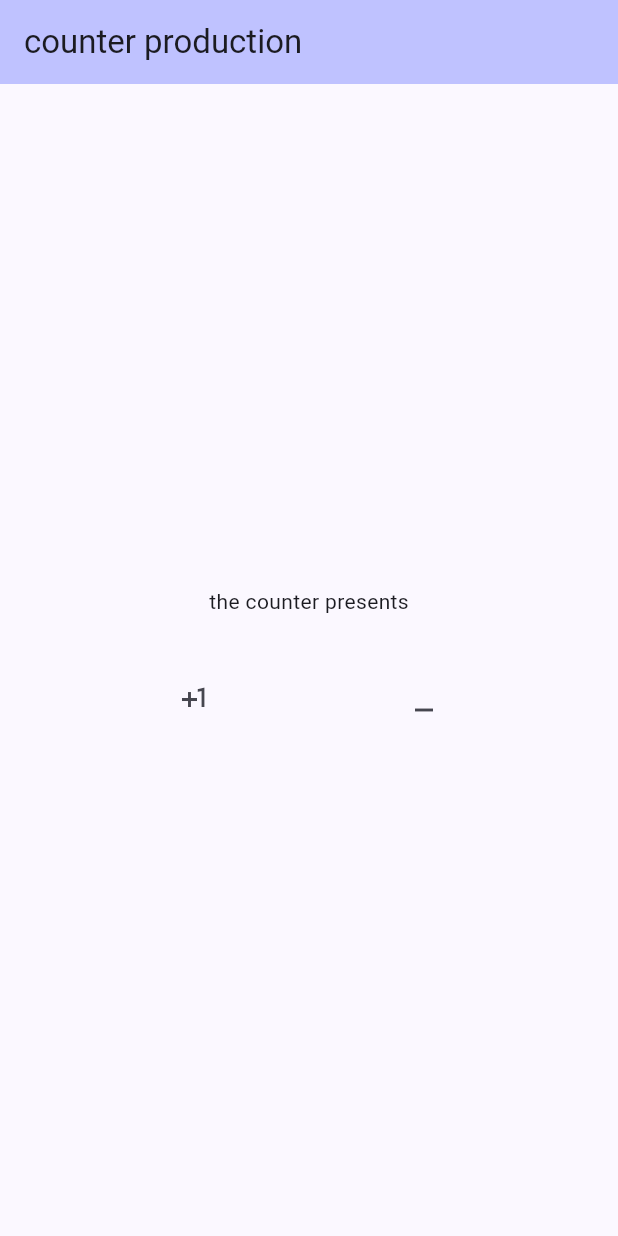
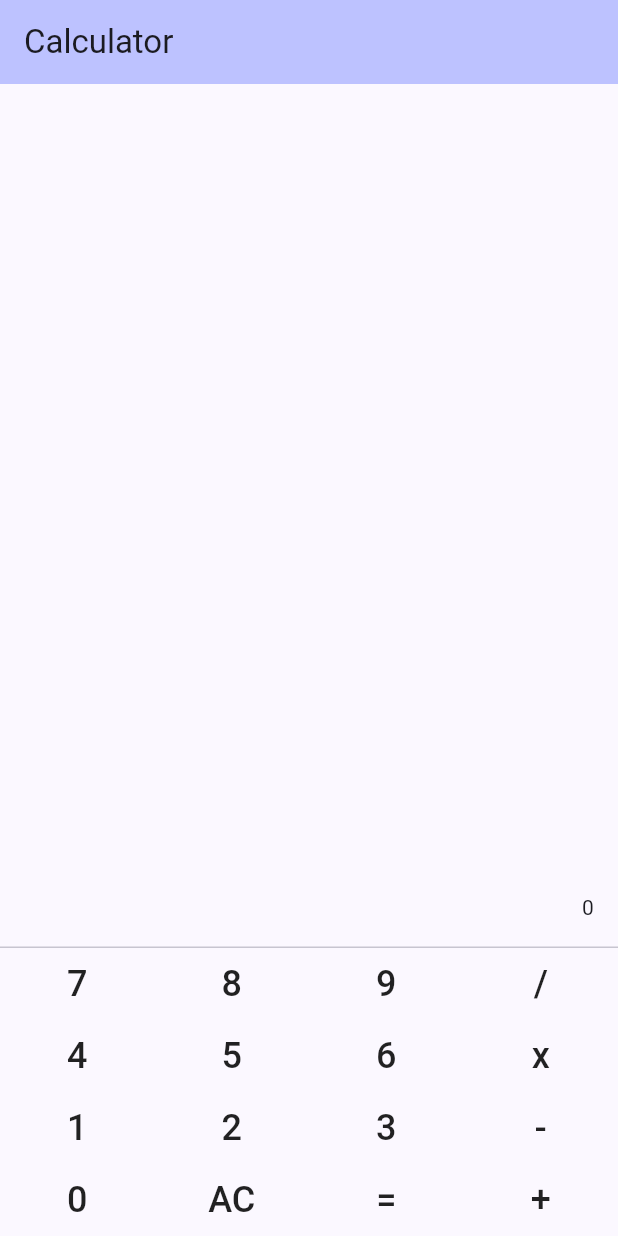
Before and after one commit to Abdelbasetmohamed101/new_calculator, a Flutter app: the screen it shows after launch, on a phone screen of 412 x 824 dp. Run offline on Flutter 3.47's test engine with Material 3 defaults, Android fonts, the phone set to English and light mode, and no system bars; our stand-ins replace flutter_bloc.

Commit message:
last edition

```diff
--- a/lib/calculator_cubit/state.dart
+++ b/lib/calculator_cubit/state.dart
@@ -1,7 +1,21 @@
-abstract class CounterState {}
+abstract class CalculatorState {}
 
-class PlusState extends CounterState {}
+class InitialState extends CalculatorState {}
 
-class MinusState extends CounterState {}
+class PlusState extends CalculatorState {}
 
-class InitialState extends CounterState {}
+class MinusState extends CalculatorState {}
+
+class MultiplyState extends CalculatorState {}
+
+class DivState extends CalculatorState {}
+
+class ClearState extends CalculatorState {}
+
+class ErrorState extends CalculatorState {}
+
+class NumberOneState extends CalculatorState {}
+
+class NumberTwoState extends CalculatorState {}
+
+class OperatorState extends CalculatorState {}
--- a/lib/main.dart
+++ b/lib/main.dart
@@ -13,30 +13,31 @@ class MyApp extends StatelessWidget {
   @override
   Widget build(BuildContext context) {
     return BlocProvider(
-      create: (context) => CounterCubit(),
+      create: (context) => CalculatorCubit(),
       child: MaterialApp(
         title: 'test_1',
         debugShowCheckedModeBanner: false,
         theme: ThemeData(
-          colorScheme:
-              ColorScheme.fromSeed(seedColor: Color.fromARGB(255, 0, 0, 198)),
+          colorScheme: ColorScheme.fromSeed(
+              seedColor: const Color.fromARGB(255, 0, 23, 198)),
           useMaterial3: true,
         ),
-        home: MyHomePage(title: 'counter production'),
+        home: const MyHomePage(title: 'Calculator'),
       ),
     );
   }
 }
 
 class MyHomePage extends StatelessWidget {
-  MyHomePage({super.key, required this.title});
+  const MyHomePage({super.key, required this.title});
 
   final String title;
   @override
   Widget build(BuildContext context) {
-    return BlocConsumer<CounterCubit, CounterState>(
+    return BlocConsumer<CalculatorCubit, CalculatorState>(
       listener: (context, state) {},
       builder: (context, state) {
+        var calculator = CalculatorCubit.get(context);
         return Scaffold(
           appBar: AppBar(
             backgroundColor: Theme.of(context).colorScheme.inversePrimary,
@@ -44,24 +45,95 @@ class MyHomePage extends StatelessWidget {
           ),
           body: Center(
               child: Column(
-              mainAxisAlignment: MainAxisAlignment.center,
-              children: <Widget>[
-                const Text(
-                  'the counter presents',
+            children: [
+              Expanded(
+                child: Container(
+                  alignment: Alignment.bottomRight,
+                  padding: const EdgeInsets.all(16.0),
+                  child: Text('${calculator.value}'),
                 ),
-                const SizedBox(height: 30),
+              ),
+              const Divider(height: 1.0),
               Row(
-                  mainAxisAlignment: MainAxisAlignment.spaceEvenly,
                 children: [
-                    IconButton(onPressed: () {}, icon: Icon(Icons.plus_one)),
-                    IconButton(onPressed: () {}, icon: Icon(Icons.minimize))
-                  ],
-                )
+                  buildButton('7', onPressed: () {
+                    calculator.Value_Check(7);
+                  }),
+                  buildButton('8', onPressed: () {
+                    calculator.Value_Check(8);
+                  }),
+                  buildButton('9', onPressed: () {
+                    calculator.Value_Check(9);
+                  }),
+                  buildButton('/', onPressed: () {
+                    calculator.Value_Check('/');
+                  }),
                 ],
               ),
+              Row(
+                children: [
+                  buildButton('4', onPressed: () {
+                    calculator.Value_Check(4);
+                  }),
+                  buildButton('5', onPressed: () {
+                    calculator.Value_Check(5);
+                  }),
+                  buildButton('6', onPressed: () {
+                    calculator.Value_Check(6);
+                  }),
+                  buildButton('x', onPressed: () {
+                    calculator.Value_Check('x');
+                  }),
+                ],
               ),
+              Row(
+                children: [
+                  buildButton('1', onPressed: () {
+                    calculator.Value_Check(1);
+                  }),
+                  buildButton('2', onPressed: () {
+                    calculator.Value_Check(2);
+                  }),
+                  buildButton('3', onPressed: () {
+                    calculator.Value_Check(3);
+                  }),
+                  buildButton('-', onPressed: () {
+                    calculator.Value_Check('-');
+                  }),
+                ],
+              ),
+              Row(
+                children: [
+                  buildButton('0', onPressed: () {
+                    calculator.Value_Check(0);
+                  }),
+                  buildButton('AC', onPressed: () {
+                    calculator.Value_Check('AC');
+                  }),
+                  buildButton('=', onPressed: () {
+                    calculator.resulting();
+                  }),
+                  buildButton('+', onPressed: () {
+                    calculator.Value_Check('+');
+                  }),
+                ],
+              ),
+            ],
+          )),
         );
       },
     );
   }
+
+  Widget buildButton(String buttonText, {required Null Function() onPressed}) {
+    return Expanded(
+      child: MaterialButton(
+        onPressed: () {},
+        child: Text(
+          buttonText,
+          style: const TextStyle(fontSize: 24.0),
+        ),
+      ),
+    );
   }
+}
```
Also changed, not shown: lib/calculator_cubit/cubit.dart (+59 -9 lines). Lines whose indentation alone changed are shown as unchanged.
